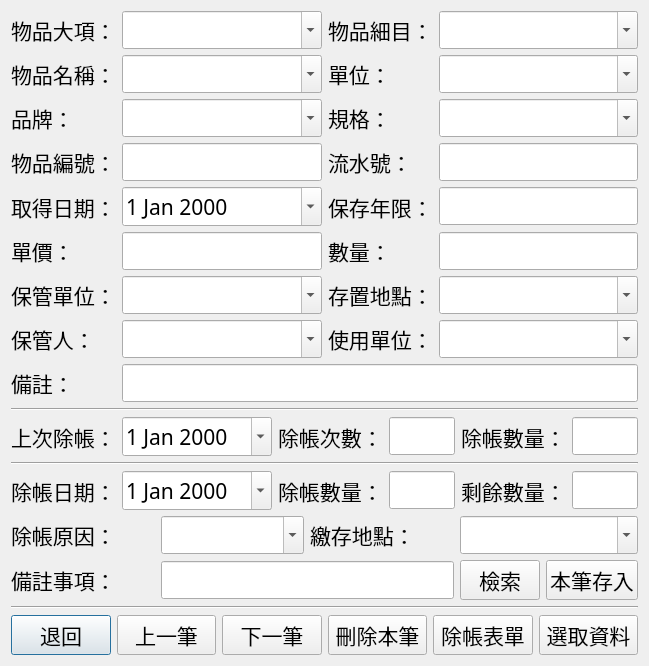
Old version of the form myqtpy/unregister.ui in the repository alchenerd/hvhnonc.
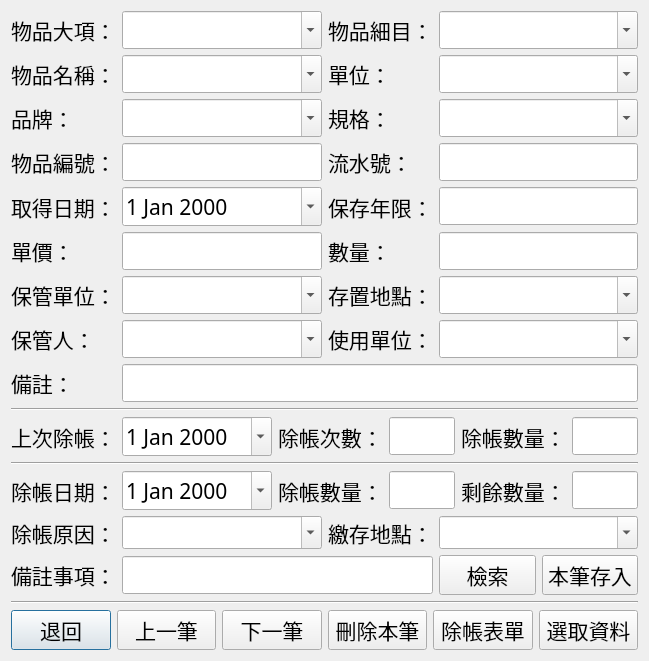
New version of the form.

Commit message: Implement next and prev in Unregister

What changed in the file:
```diff
--- a/myqtpy/unregister.ui
+++ b/myqtpy/unregister.ui
@@ -624,6 +624,18 @@
     <layout class="QGridLayout" name="gridLayout_2">
      <item row="0" column="0">
       <widget class="QLabel" name="label_24">
+       <property name="minimumSize">
+        <size>
+         <width>105</width>
+         <height>33</height>
+        </size>
+       </property>
+       <property name="maximumSize">
+        <size>
+         <width>105</width>
+         <height>33</height>
+        </size>
+       </property>
        <property name="font">
         <font>
          <family>微軟正黑體</family>
@@ -637,6 +649,12 @@
      </item>
      <item row="0" column="3">
       <widget class="QComboBox" name="unregister_place">
+       <property name="minimumSize">
+        <size>
+         <width>186</width>
+         <height>33</height>
+        </size>
+       </property>
        <property name="font">
         <font>
          <family>微軟正黑體</family>
@@ -650,6 +668,12 @@
      </item>
      <item row="0" column="1">
       <widget class="QComboBox" name="reason">
+       <property name="minimumSize">
+        <size>
+         <width>186</width>
+         <height>33</height>
+        </size>
+       </property>
        <property name="font">
         <font>
          <family>微軟正黑體</family>
@@ -663,6 +687,18 @@
      </item>
      <item row="0" column="2">
       <widget class="QLabel" name="label_25">
+       <property name="minimumSize">
+        <size>
+         <width>105</width>
+         <height>33</height>
+        </size>
+       </property>
+       <property name="maximumSize">
+        <size>
+         <width>105</width>
+         <height>33</height>
+        </size>
+       </property>
        <property name="font">
         <font>
          <family>微軟正黑體</family>
@@ -676,6 +712,18 @@
      </item>
      <item row="1" column="0">
       <widget class="QLabel" name="label_26">
+       <property name="minimumSize">
+        <size>
+         <width>105</width>
+         <height>37</height>
+        </size>
+       </property>
+       <property name="maximumSize">
+        <size>
+         <width>105</width>
+         <height>37</height>
+        </size>
+       </property>
        <property name="font">
         <font>
          <family>微軟正黑體</family>
```
Left out of the diff: 2 changed lines with no effect on the pictures. The commit also changes 3 other files.
